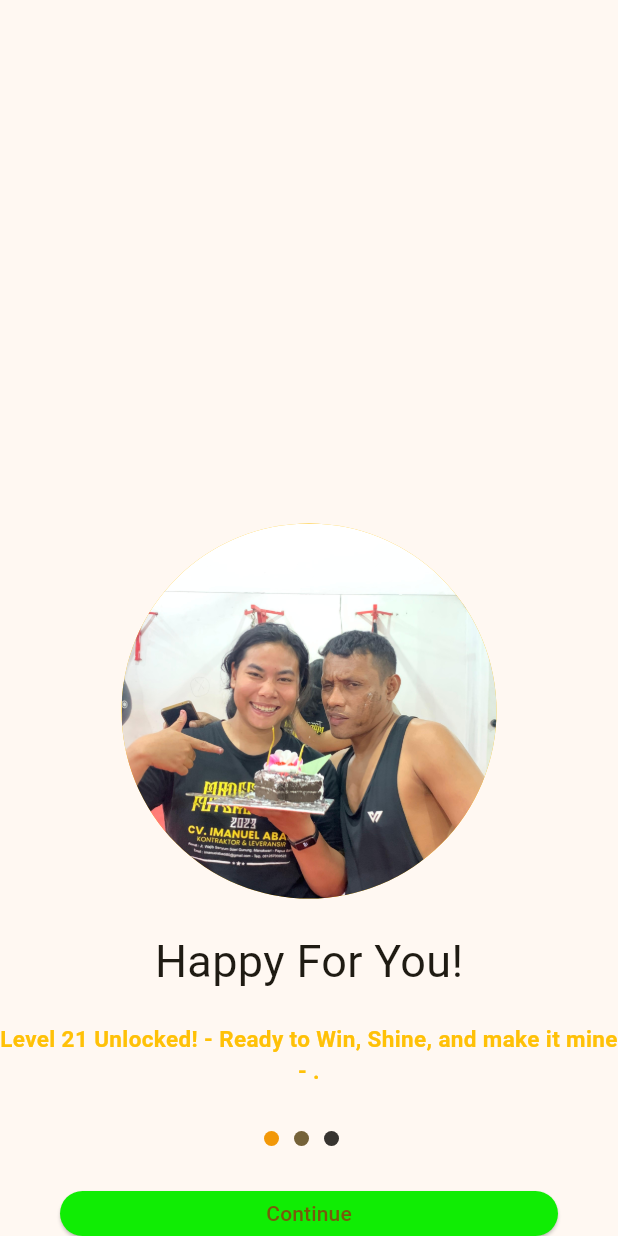
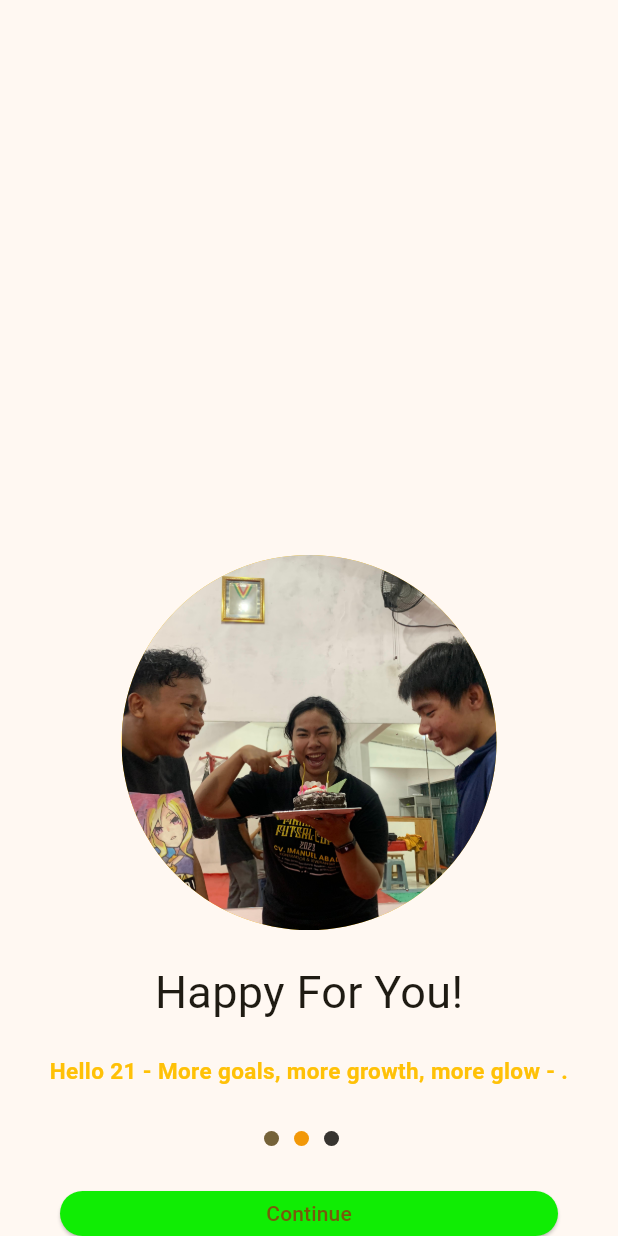
Before and after one commit to sellwia/KB1179-1122140124-UTS, a Flutter app: the screen it shows after launch, after a tap on "Continue", on a phone screen of 412 x 824 dp. Run offline on Flutter 3.47's test engine with Material 3 defaults, Android fonts, the phone set to English and light mode, and no system bars.

Commit message:
update image, text2, subtitle, dan bulet aktif pada screen 2

```diff
--- a/lib/screen/splash_screen_2.dart
+++ b/lib/screen/splash_screen_2.dart
@@ -21,7 +21,7 @@ class SplashScreen2 extends StatelessWidget {
               shape: BoxShape.circle,
               color: Colors.amber,
               image: DecorationImage(
-                image: AssetImage("assets/images/pict 1.jpeg"),
+                image: AssetImage("assets/images/pict 2.jpeg"),
                 fit: BoxFit.cover,
                 ),
               ),
@@ -39,7 +39,7 @@ class SplashScreen2 extends StatelessWidget {
           SizedBox(height: 20), //jarak 20 antara lingkaran dan teks
 
           Text(
-            "Level 21 Unlocked! - Ready to Win, Shine, and make it mine - .",
+            "Hello 21 - More goals, more growth, more glow - .",
               style: TextStyle(
                 fontSize: 15.0,
                 color: Colors.amber,
@@ -58,7 +58,7 @@ class SplashScreen2 extends StatelessWidget {
                     height: 10,
                     decoration: BoxDecoration(
                     shape: BoxShape.circle,
-                    color: Color.fromARGB(255, 242, 152, 8),
+                    color: Color.fromARGB(255, 117, 98, 57),
               ),
           ),
 
@@ -68,7 +68,7 @@ class SplashScreen2 extends StatelessWidget {
                     height: 10,
                     decoration: BoxDecoration(
                     shape: BoxShape.circle,
-                    color: Color.fromARGB(255, 117, 98, 57),
+                    color: Color.fromARGB(255, 242, 152, 8),
               ),
           ),
           SizedBox(width: 10),
```
